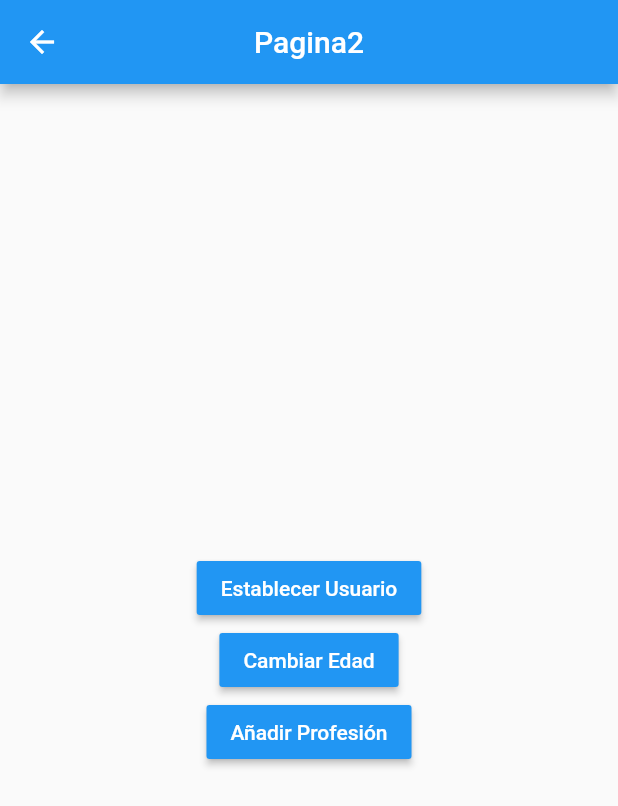
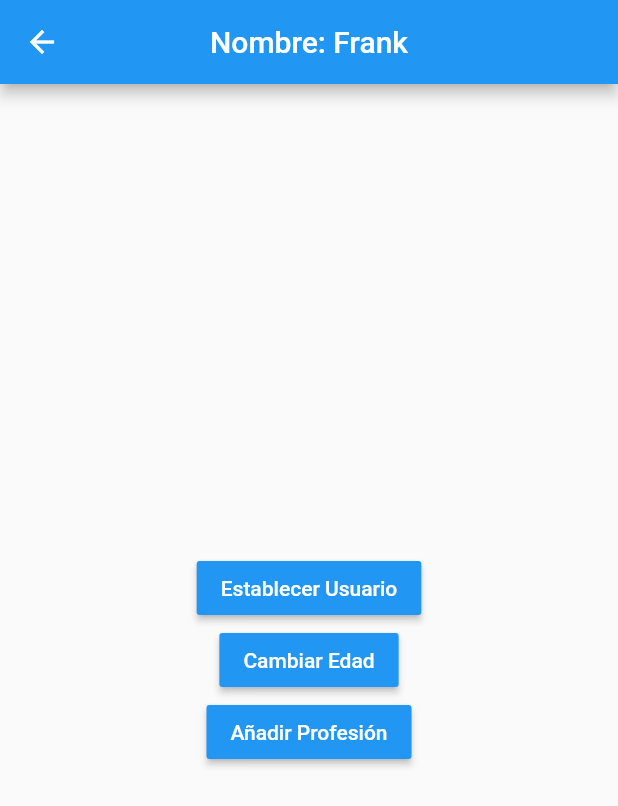
Before and after one commit to FranciscoHCJ/Flutter-State, a Flutter app: the Pagina2Page screen opened by its route, after a tap on "Establecer Usuario", on a phone screen of 412 x 824 dp. Shown: the top 806 px of the screen. Run offline on Flutter 3.47's test engine with Material 2 defaults, Android fonts, the phone set to English and light mode, and no system bars; accounts and stored records are empty.

```diff
--- a/lib/pages/pagina1_page.dart
+++ b/lib/pages/pagina1_page.dart
@@ -1,16 +1,31 @@
+import 'package:estados/models/usuario.dart';
 import 'package:flutter/material.dart';
+import 'package:provider/provider.dart';
+
+import 'package:estados/services/usuario_service.dart';
 
 class Pagina1Page extends StatelessWidget {
 
   @override
   Widget build(BuildContext context) {
+
+    final usuarioService = Provider.of<UsuarioService>(context);
+
     return Scaffold(
       appBar: AppBar(
         centerTitle: true,
         title: Text('Pagina1'),
+        actions: [
+          IconButton(icon: Icon( Icons.exit_to_app ),
+          onPressed: () => usuarioService.removerUsuario()
+          )
+        ],
       ),
-      body: InformacionUsuario(),
-     floatingActionButton: FloatingActionButton(
+      body: usuarioService.existeUsuario
+      ? InformacionUsuario( usuarioService.usuario )
+      : Center( child: Text('No hay usuario seleccionado!')),
+
+      floatingActionButton: FloatingActionButton(
        child: Icon(Icons.accessibility_new),
        onPressed: () => Navigator.pushNamed(context, 'pagina2')
      ),
@@ -19,6 +34,10 @@ class Pagina1Page extends StatelessWidget {
 }
 
 class InformacionUsuario extends StatelessWidget {
+
+  final Usuario usuario;
+
+  const InformacionUsuario( this.usuario );
 
   @override
   Widget build(BuildContext context) {
@@ -32,15 +51,15 @@ class InformacionUsuario extends StatelessWidget {
           Text('General', style: TextStyle(fontSize: 18, fontWeight: FontWeight.bold ) ),
           Divider(),
 
-          ListTile( title: Text('Nombre: ') ),
-          ListTile( title: Text('Edad: ') ),
+          ListTile( title: Text('Nombre: ${ usuario.nombre }') ),
+          ListTile( title: Text('Edad: ${ usuario.edad }') ),
 
           Text('Profesiones', style: TextStyle(fontSize: 18, fontWeight: FontWeight.bold ) ),
           Divider(),
 
-          ListTile( title: Text('Profesion1: ') ),
-          ListTile( title: Text('Profesion1: ') ),
-          ListTile( title: Text('Profesion1: ') ),
+          ...usuario.profesiones.map(
+            (profesion) => ListTile( title: Text( profesion ) )
+            ).toList()
         ],
       ),
     );
--- a/lib/pages/pagina2_page.dart
+++ b/lib/pages/pagina2_page.dart
@@ -1,14 +1,22 @@
+import 'package:estados/models/usuario.dart';
 import 'package:flutter/material.dart';
+import 'package:provider/provider.dart';
 
+import 'package:estados/services/usuario_service.dart';
 
 class Pagina2Page extends StatelessWidget {
 
   @override
   Widget build(BuildContext context) {
+
+    final usuarioService = Provider.of<UsuarioService>(context);
+
     return Scaffold(
       appBar: AppBar(
         centerTitle: true,
-        title: Text('Pagina2'),
+        title: usuarioService.existeUsuario
+        ? Text('Nombre: ${ usuarioService.usuario.nombre }')
+        : Text('Pagina2'),
       ),
       body: Center(
         child: Column(
@@ -18,7 +26,12 @@ class Pagina2Page extends StatelessWidget {
               child: Text('Establecer Usuario', style: TextStyle( color: Colors.white ) ),
               color: Colors.blue,
               onPressed: () {
-
+                final newUser = new Usuario(
+                  nombre: 'Frank',
+                  edad: 27,
+                  profesiones: ['Fullstack Developer', 'Video Jugador Experto']
+                );
+                usuarioService.usuario = newUser;
               }
             ),
 
@@ -26,7 +39,7 @@ class Pagina2Page extends StatelessWidget {
               child: Text('Cambiar Edad', style: TextStyle( color: Colors.white ) ),
               color: Colors.blue,
               onPressed: () {
-
+                usuarioService.cambiarEdad(30);
               }
             ),
 
@@ -34,7 +47,7 @@ class Pagina2Page extends StatelessWidget {
               child: Text('Añadir Profesión', style: TextStyle( color: Colors.white ) ),
               color: Colors.blue,
               onPressed: () {
-
+                usuarioService.agregarProfesion();
               }
             ),
           ],
--- /dev/null
+++ b/lib/services/usuario_service.dart
@@ -0,0 +1,33 @@
+import 'package:flutter/material.dart';
+
+import 'package:estados/models/usuario.dart';
+
+class UsuarioService with ChangeNotifier {
+
+  Usuario _usuario;
+
+  Usuario get usuario => this._usuario;
+  bool get existeUsuario => (this._usuario != null) ? true : false;
+
+  set usuario( Usuario user ) {
+    this._usuario = user;
+    notifyListeners();
+  }
+
+  void cambiarEdad( int edad ) {
+    this._usuario.edad = edad;
+    notifyListeners();
+  }
+
+  void removerUsuario() {
+    this._usuario = null;
+    notifyListeners();
+  }
+
+  void agregarProfesion() {
+    this._usuario.profesiones.add('Profesión ${ this._usuario.profesiones.length + 1 }');
+    notifyListeners();
+  }
+
+
+}
--- a/pubspec.yaml
+++ b/pubspec.yaml
@@ -28,6 +28,7 @@ dependencies:
   # The following adds the Cupertino Icons font to your application.
   # Use with the CupertinoIcons class for iOS style icons.
   cupertino_icons: ^1.0.0
+  provider: ^4.3.2+2
 
 dev_dependencies:
   flutter_test:
```
Also changed, not shown: lib/main.dart (+10 -2 lines), pubspec.lock.
